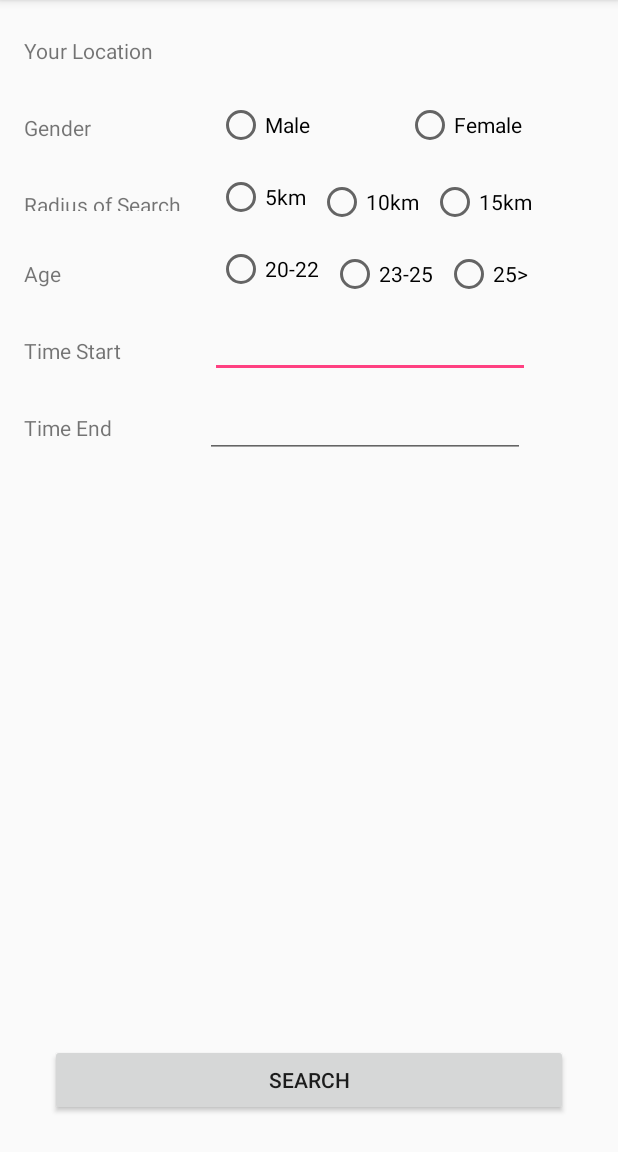
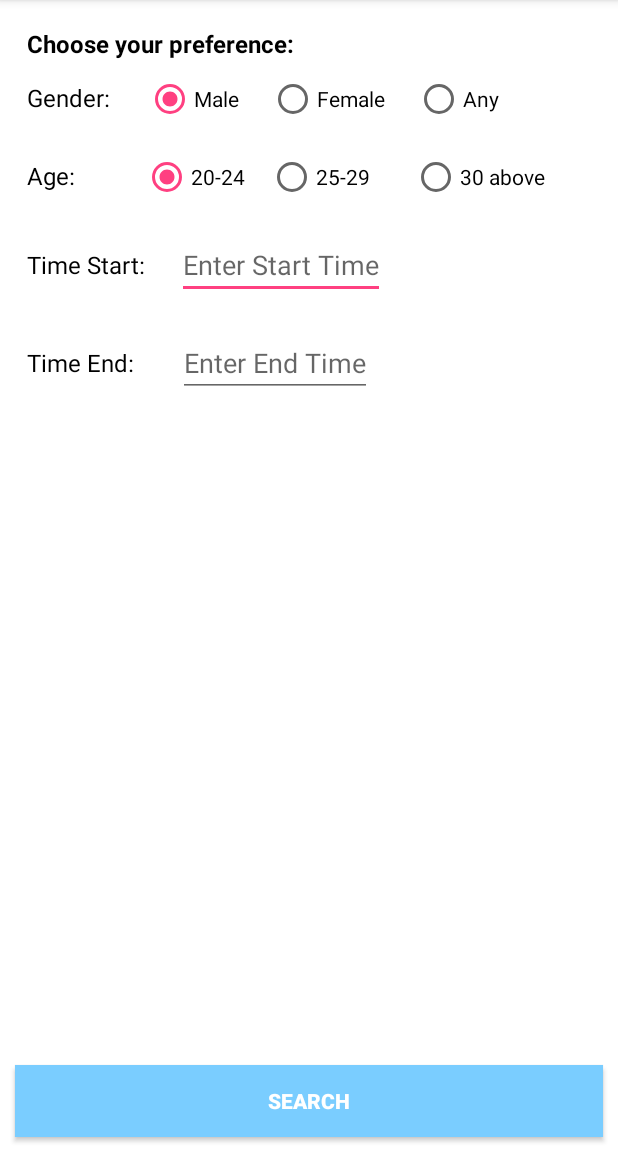
Before and after one commit to juanA010/IPPI, an Android app: the SearchbabysitterActivity screen opened directly, with no data from a screen before it, on a phone screen of 412 x 824 dp, the part 84-1236 px from its top. Run offline under Robolectric (Android 15) with nearby library versions, the phone set to English and light mode, and no system bars; our stand-ins replace Firebase (no records; nobody signed in at launch, a user with empty details on screens opened directly).

Commit message:
create UI for search filter
just filter for gender, age, time start and time end

```diff
--- a/app/src/main/java/parentapp/ippi/ippiparent/Retrieve.java
+++ b/app/src/main/java/parentapp/ippi/ippiparent/Retrieve.java
@@ -4,6 +4,7 @@ import android.support.annotation.NonNull;
 import android.support.v7.app.AppCompatActivity;
 import android.os.Bundle;
 import android.support.v7.widget.RecyclerView;
+import android.view.MenuItem;
 import android.widget.ArrayAdapter;
 import android.widget.ListView;
 
@@ -34,6 +35,10 @@ public class Retrieve extends AppCompatActivity {
         super.onCreate(savedInstanceState);
         setContentView(R.layout.activity_retrieve);
 
+
+        getSupportActionBar().setDisplayShowHomeEnabled(true);
+        getSupportActionBar().setDisplayHomeAsUpEnabled(true);
+
         babysitter = new AvailableBabysitter();
         lvBabysitter = findViewById(R.id.babysitterlist);
         list = new ArrayList<>();
@@ -63,4 +68,16 @@ public class Retrieve extends AppCompatActivity {
             }
         });
     }
+
+
+    @Override
+    public boolean onOptionsItemSelected(MenuItem item) {
+        int id = item.getItemId();
+
+        if(id == android.R.id.home){
+            this.finish();
+        }
+
+        return super.onOptionsItemSelected(item);
+    }
 }
--- a/app/src/main/java/parentapp/ippi/ippiparent/SearchbabysitterActivity.java
+++ b/app/src/main/java/parentapp/ippi/ippiparent/SearchbabysitterActivity.java
@@ -1,13 +1,21 @@
 package parentapp.ippi.ippiparent;
 
+import android.annotation.TargetApi;
+import android.app.TimePickerDialog;
 import android.content.Intent;
+import android.os.Build;
 import android.support.annotation.NonNull;
 import android.support.v7.app.AppCompatActivity;
 import android.os.Bundle;
+import android.text.InputType;
 import android.util.Log;
 import android.view.MenuItem;
 import android.view.View;
 import android.widget.Button;
+import android.widget.EditText;
+import android.widget.RadioButton;
+import android.widget.RadioGroup;
+import android.widget.TimePicker;
 import android.widget.Toast;
 
 import com.google.android.gms.tasks.OnCompleteListener;
@@ -18,12 +26,20 @@ import com.google.firebase.database.DatabaseReference;
 import com.google.firebase.database.FirebaseDatabase;
 import com.google.firebase.database.ValueEventListener;
 
+import java.util.Calendar;
+
 import parentapp.ippi.ippiparent.model.AvailableBabysitter;
 
 public class SearchbabysitterActivity extends AppCompatActivity {
 
+    private RadioButton GenderMale, GenderFemale, GenderAny, Age20, Age25, Age30;
+    private RadioGroup GenderSelect, AgeSelect;
+    private String selectedGender, selectedAge;
     private Button BtnSearchBs;
     private DatabaseReference sitterUserRef, sitterAvailable;
+    private TimePickerDialog picker, picker2;
+    private EditText etStartTime, etEndTime;
+    private Button btnGet;
 
 
     @Override
@@ -35,16 +51,106 @@ public class SearchbabysitterActivity extends AppCompatActivity {
         getSupportActionBar().setDisplayHomeAsUpEnabled(true);
 
         BtnSearchBs = findViewById(R.id.btSearchBs);
+        GenderSelect = findViewById(R.id.SelectionGender);
+        AgeSelect = findViewById(R.id.SelectionAge);
+        GenderMale =findViewById(R.id.GenderMale);
+        GenderFemale= findViewById(R.id.GenderFemale);
+        GenderAny= findViewById(R.id.GenderAny);
+        Age20 = findViewById(R.id.Age20);
+        Age25= findViewById(R.id.Age25);
+        Age30 = findViewById(R.id.Age30);
+        etStartTime = findViewById(R.id.TimeStart);
+        etEndTime = findViewById(R.id.TimeEnd);
 
-        sitterUserRef = FirebaseDatabase.getInstance().getReference("BabysitterProfile").getRef();
-        sitterAvailable = FirebaseDatabase.getInstance().getReference("AvailableSitter");
+
+        etStartTime.setInputType(InputType.TYPE_NULL);
+        etStartTime.setOnClickListener(new View.OnClickListener() {
+            @Override
+            public void onClick(View v) {
+                final Calendar cldr = Calendar.getInstance();
+                int hour = cldr.get(Calendar.HOUR_OF_DAY);
+                int minutes = cldr.get(Calendar.MINUTE);
+                // time picker dialog
+                picker = new TimePickerDialog(SearchbabysitterActivity.this,
+                        new TimePickerDialog.OnTimeSetListener() {
+                            @Override
+                            public void onTimeSet(TimePicker tp, int sHour, int sMinute) {
+                                if(sMinute==00){
+                                    etStartTime.setText(sHour + ":" + sMinute+"0");
+                                }
+                                else{
+                                    etStartTime.setText(sHour + ":" + sMinute);
+                                }
+                            }
+                        }, hour, minutes, false);
+                picker.show();
+            }
+        });
+
+        etEndTime.setInputType(InputType.TYPE_NULL);
+        etEndTime.setOnClickListener(new View.OnClickListener() {
+            @Override
+            public void onClick(View v) {
+                final Calendar cldr2 = Calendar.getInstance();
+                int hour2 = cldr2.get(Calendar.HOUR_OF_DAY);
+                int minutes2 = cldr2.get(Calendar.MINUTE);
+                // time picker dialog
+                picker2 = new TimePickerDialog(SearchbabysitterActivity.this,
+                        new TimePickerDialog.OnTimeSetListener() {
+                            @Override
+                            public void onTimeSet(TimePicker tp2, int sHour2, int sMinute2) {
+                                if(sMinute2==00){
+                                    etEndTime.setText(sHour2 + ":" + sMinute2+"0");
+                                }
+                                else{
+                                    etEndTime.setText(sHour2 + ":" + sMinute2);
+                                }
+
+                            }
+                        }, hour2, minutes2, false);
+                picker2.show();
+            }
+        });
+
+
 
         BtnSearchBs.setOnClickListener(new View.OnClickListener() {
+            @TargetApi(Build.VERSION_CODES.M)
             @Override
             public void onClick(View v) {
 
+               // GenderSelect.getCheckedRadioButtonId();
+                if(GenderMale.isChecked()){
+                    selectedGender = GenderMale.getText().toString();
+                }
+                if(GenderFemale.isChecked()){
+                    selectedGender = GenderFemale.getText().toString();
+                }
+                if (GenderAny.isChecked()){
+                    selectedGender = GenderAny.getText().toString();
+                }
+
+                if(Age20.isChecked()){
+                    selectedAge = Age20.getText().toString();
+                }
+                if(Age25.isChecked()){
+                    selectedAge = Age25.getText().toString();
+                }
+                if(Age30.isChecked()){
+                    selectedAge = Age30.getText().toString();
+                }
+
+                Toast.makeText(SearchbabysitterActivity.this,"gender: "+selectedGender,Toast.LENGTH_SHORT).show();
+                Toast.makeText(SearchbabysitterActivity.this,"age: "+selectedAge,Toast.LENGTH_SHORT).show();
+
+                sitterUserRef = FirebaseDatabase.getInstance().getReference("BabysitterProfile").getRef();
+                sitterAvailable = FirebaseDatabase.getInstance().getReference("AvailableSitter");
+
+
+
+
                 //startActivity(new Intent(SearchbabysitterActivity.this, AvailableSitterActivity.class));
-                startActivity(new Intent(SearchbabysitterActivity.this, Retrieve.class));
+               // startActivity(new Intent(SearchbabysitterActivity.this, Retrieve.class));
 
 //                sitterUserRef.addValueEventListener(new ValueEventListener() {
 //
--- a/app/src/main/res/layout/activity_searchbabysitter.xml
+++ b/app/src/main/res/layout/activity_searchbabysitter.xml
@@ -4,207 +4,221 @@
     xmlns:tools="http://schemas.android.com/tools"
     android:layout_width="match_parent"
     android:layout_height="match_parent"
-    tools:context=".SearchbabysitterActivity">
+    tools:context=".SearchbabysitterActivity"
+    android:background="@android:color/white"
+    android:orientation="vertical">
 
-    <TextView
-        android:id="@+id/tvUserLocation"
-        android:layout_width="wrap_content"
-        android:layout_height="wrap_content"
-        android:layout_marginLeft="16dp"
-        android:layout_marginStart="16dp"
-        android:layout_marginTop="24dp"
-        android:text="Your Location"
-        app:layout_constraintStart_toStartOf="parent"
-        app:layout_constraintTop_toTopOf="parent" />
-
-    <TextView
-        android:id="@+id/tvBsGender"
-        android:layout_width="wrap_content"
-        android:layout_height="wrap_content"
-        android:layout_marginLeft="16dp"
-        android:layout_marginStart="16dp"
-        android:layout_marginTop="32dp"
-        android:text="Gender"
-        app:layout_constraintStart_toStartOf="parent"
-        app:layout_constraintTop_toBottomOf="@+id/tvUserLocation" />
-
-    <TextView
-        android:id="@+id/tvBsRadius"
-        android:layout_width="wrap_content"
-        android:layout_height="14dp"
-        android:layout_marginLeft="16dp"
-        android:layout_marginStart="16dp"
-        android:layout_marginTop="32dp"
-        android:text="Radius of Search"
-        app:layout_constraintStart_toStartOf="parent"
-        app:layout_constraintTop_toBottomOf="@+id/tvBsGender" />
-
-    <TextView
-        android:id="@+id/tvBsAge"
-        android:layout_width="wrap_content"
-        android:layout_height="wrap_content"
-        android:layout_marginLeft="16dp"
-        android:layout_marginStart="16dp"
-        android:layout_marginTop="32dp"
-        android:text="Age"
-        app:layout_constraintStart_toStartOf="parent"
-        app:layout_constraintTop_toBottomOf="@+id/tvBsRadius" />
-
-    <TextView
-        android:id="@+id/tvBsStart"
-        android:layout_width="wrap_content"
-        android:layout_height="wrap_content"
-        android:layout_marginLeft="16dp"
-        android:layout_marginStart="16dp"
-        android:layout_marginTop="32dp"
-        android:text="Time Start"
-        app:layout_constraintStart_toStartOf="parent"
-        app:layout_constraintTop_toBottomOf="@+id/tvBsAge" />
-
-    <TextView
-        android:id="@+id/tvBsEnd"
-        android:layout_width="wrap_content"
-        android:layout_height="wrap_content"
-        android:layout_marginLeft="16dp"
-        android:layout_marginStart="16dp"
-        android:layout_marginTop="32dp"
-        android:text="Time End"
-        app:layout_constraintStart_toStartOf="parent"
-        app:layout_constraintTop_toBottomOf="@+id/tvBsStart" />
-
-    <Button
-        android:id="@+id/btSearchBs"
-        android:layout_width="345dp"
-        android:layout_height="wrap_content"
-        android:layout_marginBottom="24dp"
-        android:layout_marginEnd="8dp"
-        android:layout_marginLeft="8dp"
-        android:layout_marginRight="8dp"
-        android:layout_marginStart="8dp"
-        android:text="Search"
-        app:layout_constraintBottom_toBottomOf="parent"
-        app:layout_constraintEnd_toEndOf="parent"
-        app:layout_constraintStart_toStartOf="parent" />
-
-    <RadioButton
-        android:id="@+id/rbMale"
-        android:layout_width="wrap_content"
-        android:layout_height="wrap_content"
-        android:layout_marginLeft="84dp"
-        android:layout_marginStart="84dp"
-        android:layout_marginTop="24dp"
-        android:text="Male"
-        app:layout_constraintStart_toEndOf="@+id/tvBsGender"
-        app:layout_constraintTop_toBottomOf="@+id/tvUserLocation" />
-
-    <RadioButton
-        android:id="@+id/rbFemale"
-        android:layout_width="wrap_content"
-        android:layout_height="wrap_content"
-        android:layout_marginEnd="8dp"
-        android:layout_marginLeft="8dp"
-        android:layout_marginRight="8dp"
-        android:layout_marginStart="8dp"
-        android:layout_marginTop="24dp"
-        android:text="Female"
-        app:layout_constraintEnd_toEndOf="parent"
-        app:layout_constraintStart_toEndOf="@+id/rbMale"
-        app:layout_constraintTop_toBottomOf="@+id/tvUserLocation" />
-
-    <RadioButton
-        android:id="@+id/rb5km"
-        android:layout_width="wrap_content"
-        android:layout_height="wrap_content"
-        android:layout_marginLeft="24dp"
-        android:layout_marginStart="24dp"
-        android:layout_marginTop="16dp"
-        android:text="5km"
-        app:layout_constraintStart_toEndOf="@+id/tvBsRadius"
-        app:layout_constraintTop_toBottomOf="@+id/rbMale" />
-
-    <RadioButton
-        android:id="@+id/r10km"
-        android:layout_width="wrap_content"
-        android:layout_height="wrap_content"
-        android:layout_marginLeft="8dp"
-        android:layout_marginStart="8dp"
-        android:layout_marginTop="24dp"
-        android:text="10km"
-        app:layout_constraintStart_toEndOf="@+id/rb5km"
-        app:layout_constraintTop_toBottomOf="@+id/tvBsGender" />
-
-    <RadioButton
-        android:id="@+id/rb15km"
-        android:layout_width="wrap_content"
-        android:layout_height="wrap_content"
-        android:layout_marginLeft="8dp"
-        android:layout_marginStart="8dp"
-        android:layout_marginTop="24dp"
-        android:text="15km"
-        app:layout_constraintStart_toEndOf="@+id/r10km"
-        app:layout_constraintTop_toBottomOf="@+id/tvBsGender" />
-
-    <RadioButton
-        android:id="@+id/rb20"
-        android:layout_width="wrap_content"
-        android:layout_height="wrap_content"
-        android:layout_marginLeft="104dp"
-        android:layout_marginStart="104dp"
-        android:layout_marginTop="16dp"
-        android:text="20-22"
-        app:layout_constraintStart_toEndOf="@+id/tvBsAge"
-        app:layout_constraintTop_toBottomOf="@+id/rb5km" />
-
-    <RadioButton
-        android:id="@+id/rb23"
-        android:layout_width="wrap_content"
-        android:layout_height="wrap_content"
-        android:layout_marginLeft="8dp"
-        android:layout_marginStart="8dp"
-        android:layout_marginTop="16dp"
-        android:text="23-25"
-        app:layout_constraintStart_toEndOf="@+id/rb20"
-        app:layout_constraintTop_toBottomOf="@+id/r10km" />
-
-    <RadioButton
-        android:id="@+id/radioButton11"
-        android:layout_width="wrap_content"
-        android:layout_height="wrap_content"
-        android:layout_marginLeft="8dp"
-        android:layout_marginStart="8dp"
-        android:layout_marginTop="16dp"
-        android:text="25>"
-        app:layout_constraintStart_toEndOf="@+id/rb23"
-        app:layout_constraintTop_toBottomOf="@+id/rb15km" />
-
-    <EditText
-        android:id="@+id/editText"
-        android:layout_width="wrap_content"
+    <LinearLayout
+        android:id="@+id/linearLayout2"
+        android:layout_width="fill_parent"
         android:layout_height="wrap_content"
         android:layout_marginEnd="8dp"
         android:layout_marginLeft="8dp"
         android:layout_marginRight="8dp"
         android:layout_marginStart="8dp"
         android:layout_marginTop="8dp"
-        android:ems="10"
-        android:inputType="time"
+        android:orientation="vertical"
         app:layout_constraintEnd_toEndOf="parent"
-        app:layout_constraintStart_toEndOf="@+id/tvBsStart"
-        app:layout_constraintTop_toBottomOf="@+id/rb23" />
+        app:layout_constraintHorizontal_bias="0.0"
+        app:layout_constraintStart_toStartOf="parent"
+        app:layout_constraintTop_toTopOf="parent">
 
-    <EditText
-        android:id="@+id/editText2"
-        android:layout_width="wrap_content"
+        <TextView
+            android:layout_width="wrap_content"
+            android:layout_height="wrap_content"
+            android:padding="10dp"
+            android:text="Choose your preference:  "
+            android:textColor="#000"
+            android:textSize="16sp"
+            android:textStyle="bold" />
+
+        <RadioGroup
+            android:id="@+id/SelectionGender"
+            android:layout_width="wrap_content"
+            android:layout_height="wrap_content"
+            android:orientation="horizontal">
+
+            <TextView
+                android:layout_width="wrap_content"
+                android:layout_height="wrap_content"
+                android:paddingLeft="10dp"
+                android:text="Gender: "
+                android:textColor="#000"
+                android:textSize="16sp" />
+
+            <RadioButton
+                android:id="@+id/GenderMale"
+                android:layout_width="wrap_content"
+                android:layout_height="wrap_content"
+                android:layout_marginLeft="20dp"
+                android:checked="true"
+                android:text="Male"
+                android:textColor="#000"
+                android:textSize="14sp" />
+
+            <RadioButton
+                android:id="@+id/GenderFemale"
+                android:layout_width="wrap_content"
+                android:layout_height="wrap_content"
+                android:layout_marginLeft="20dp"
+                android:checked="false"
+                android:text="Female"
+                android:textColor="#000"
+                android:textSize="14sp" />
+
+            <RadioButton
+                android:id="@+id/GenderAny"
+                android:layout_width="wrap_content"
+                android:layout_height="wrap_content"
+                android:layout_marginLeft="20dp"
+                android:checked="false"
+                android:text="Any"
+                android:textColor="#000"
+                android:textSize="14sp" />
+
+        </RadioGroup>
+
+        <RadioGroup
+            android:id="@+id/SelectionAge"
+            android:layout_width="wrap_content"
+            android:layout_height="wrap_content"
+            android:orientation="horizontal"
+            android:paddingTop="20dp">
+
+            <TextView
+                android:layout_width="wrap_content"
+                android:layout_height="wrap_content"
+                android:paddingLeft="10dp"
+                android:paddingRight="21dp"
+                android:text="Age: "
+                android:textColor="#000"
+                android:textSize="16sp" />
+
+            <RadioButton
+                android:id="@+id/Age20"
+                android:layout_width="wrap_content"
+                android:layout_height="wrap_content"
+                android:layout_marginLeft="20dp"
+                android:checked="true"
+                android:text="20-24"
+                android:textColor="#000"
+                android:textSize="14sp" />
+
+            <RadioButton
+                android:id="@+id/Age25"
+                android:layout_width="wrap_content"
+                android:layout_height="wrap_content"
+                android:layout_marginLeft="15dp"
+                android:checked="false"
+                android:text="25-29"
+                android:textColor="#000"
+                android:textSize="14sp" />
+
+            <RadioButton
+                android:id="@+id/Age30"
+                android:layout_width="wrap_content"
+                android:layout_height="wrap_content"
+                android:layout_marginLeft="28dp"
+                android:checked="false"
+                android:text="30 above"
+                android:textColor="#000"
+                android:textSize="14sp" />
+
+
+        </RadioGroup>
+
+
+    </LinearLayout>
+
+
+    <LinearLayout
+        android:id="@+id/linearLayout"
+        android:layout_width="fill_parent"
         android:layout_height="wrap_content"
         android:layout_marginEnd="8dp"
         android:layout_marginLeft="8dp"
         android:layout_marginRight="8dp"
         android:layout_marginStart="8dp"
-        android:layout_marginTop="8dp"
-        android:ems="10"
-        android:inputType="time"
+        android:orientation="horizontal"
         app:layout_constraintEnd_toEndOf="parent"
-        app:layout_constraintStart_toEndOf="@+id/tvBsEnd"
-        app:layout_constraintTop_toBottomOf="@+id/editText" />
+        app:layout_constraintStart_toStartOf="parent"
+        android:paddingTop="20dp"
+        app:layout_constraintTop_toBottomOf="@+id/linearLayout2">
+
+        <TextView
+            android:id="@+id/tvstart"
+            android:layout_width="wrap_content"
+            android:layout_height="wrap_content"
+            android:layout_gravity="center"
+            android:paddingLeft="10dp"
+            android:paddingRight="21dp"
+            android:text="Time Start:"
+            android:textColor="#000"
+            android:textSize="16sp" />
+
+        <EditText
+            android:id="@+id/TimeStart"
+            android:layout_width="wrap_content"
+            android:layout_height="wrap_content"
+            android:hint="Enter Start Time"
+            />
+
+    </LinearLayout>
+
+    <LinearLayout
+        android:id="@+id/linearLayout3"
+        android:layout_width="fill_parent"
+        android:layout_height="wrap_content"
+        android:layout_marginEnd="8dp"
+        android:layout_marginLeft="8dp"
+        android:layout_marginRight="8dp"
+        android:layout_marginStart="8dp"
+        android:orientation="horizontal"
+        app:layout_constraintEnd_toEndOf="parent"
+        app:layout_constraintStart_toStartOf="parent"
+        android:paddingTop="20dp"
+        app:layout_constraintTop_toBottomOf="@+id/linearLayout">
+
+        <TextView
+            android:id="@+id/tvend"
+            android:layout_width="wrap_content"
+            android:layout_height="wrap_content"
+            android:layout_gravity="center"
+            android:paddingLeft="10dp"
+            android:paddingRight="21dp"
+            android:text="Time End:  "
+            android:textColor="#000"
+            android:textSize="16sp" />
+
+        <EditText
+            android:id="@+id/TimeEnd"
+            android:layout_width="wrap_content"
+            android:layout_height="wrap_content"
+            android:hint="Enter End Time" />
+
+    </LinearLayout>
+
+
+    <Button
+        android:id="@+id/btSearchBs"
+        android:layout_width="match_parent"
+        android:layout_height="wrap_content"
+        android:layout_gravity="center"
+        android:layout_margin="10dp"
+        android:layout_marginBottom="8dp"
+        android:layout_marginEnd="8dp"
+        android:layout_marginLeft="8dp"
+        android:layout_marginRight="8dp"
+        android:layout_marginStart="8dp"
+        android:background="@color/colorPrimary"
+        android:padding="10dp"
+        android:text="Search"
+        android:textColor="#fff"
+        android:textStyle="bold"
+        app:layout_constraintBottom_toBottomOf="parent"
+        app:layout_constraintEnd_toEndOf="parent"
+        app:layout_constraintHorizontal_bias="0.8"
+        app:layout_constraintStart_toStartOf="parent" />
+
 
 </android.support.constraint.ConstraintLayout>
```
